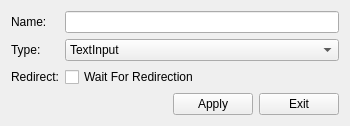
Old version of the form Interface/editelement.ui in the repository TimeToStop/QtBrowser.
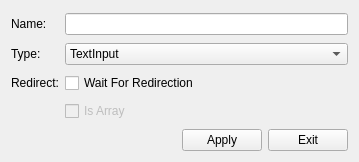
New version of the form.

```diff
--- a/Interface/editelement.ui
+++ b/Interface/editelement.ui
@@ -6,8 +6,8 @@
    <rect>
     <x>0</x>
     <y>0</y>
-    <width>350</width>
-    <height>124</height>
+    <width>359</width>
+    <height>162</height>
    </rect>
   </property>
   <property name="windowTitle">
@@ -83,6 +83,19 @@
            </property>
           </widget>
          </item>
+         <item row="3" column="1">
+          <widget class="QCheckBox" name="is_array">
+           <property name="enabled">
+            <bool>false</bool>
+           </property>
+           <property name="text">
+            <string>Is Array</string>
+           </property>
+           <property name="checkable">
+            <bool>true</bool>
+           </property>
+          </widget>
+         </item>
         </layout>
        </item>
       </layout>
```
Left out of the diff: 14 changed lines with no effect on the pictures.
